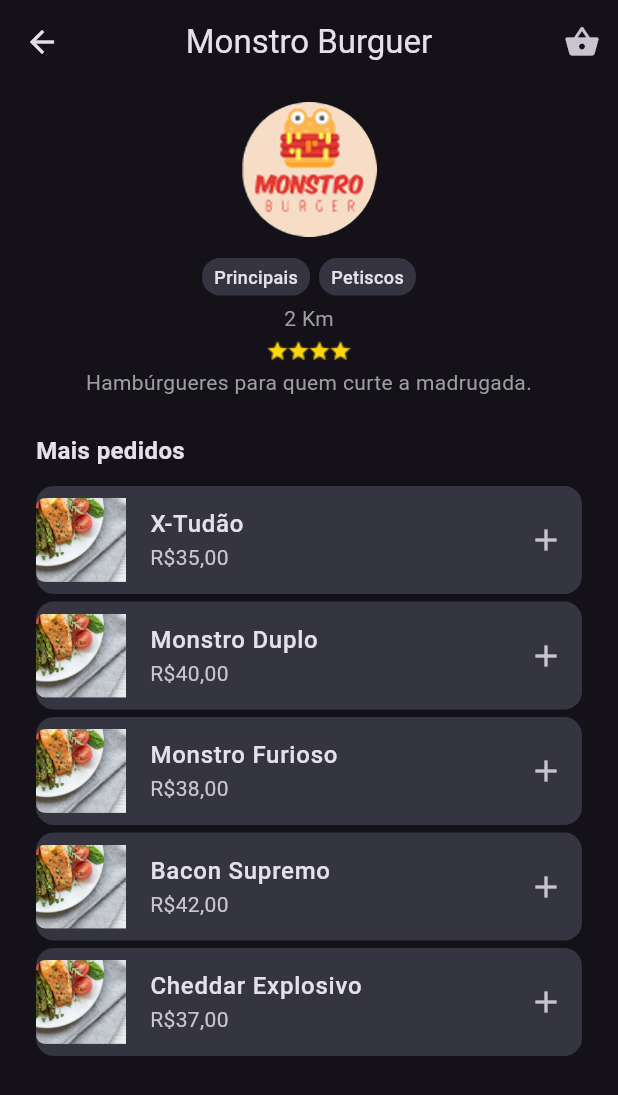
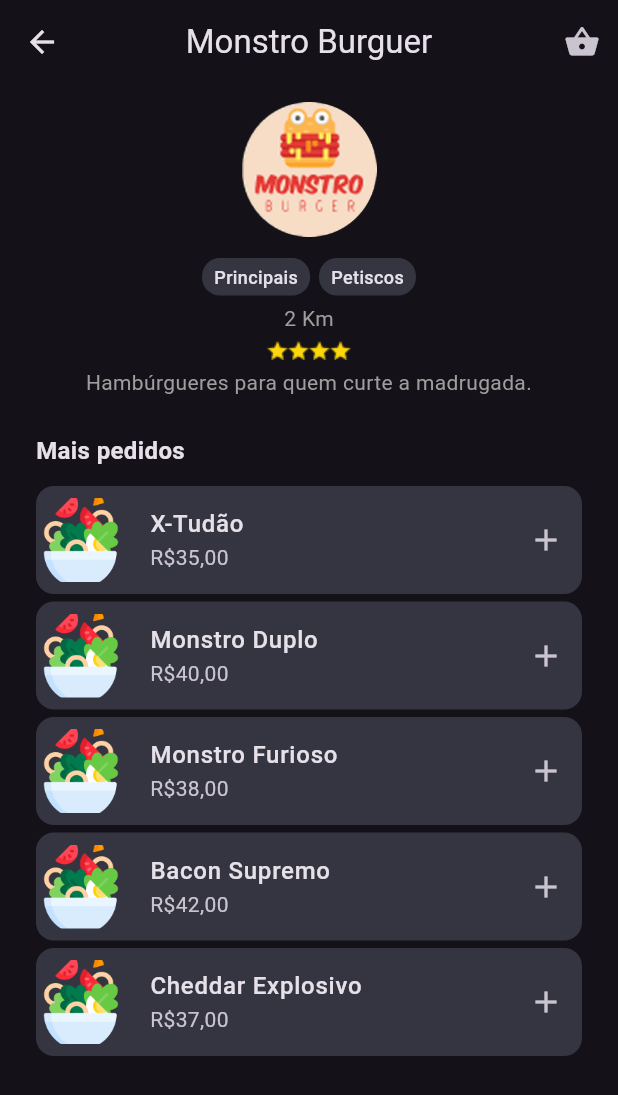
Before and after one commit to matheusjuan1/techtaste-flutter, a Flutter app: the HomeScreen screen opened directly, after a tap on "Monstro Burguer", on a phone screen of 412 x 824 dp. Shown: the top 1095 px of the screen. Run offline on Flutter 3.47's test engine with Material 3 defaults, Android fonts, the phone set to English and light mode, and no system bars; drawn by our look-alikes of badges.

Commit message:
feat: add default image to dishes

```diff
--- a/lib/ui/home/widgets/restaurant_widget.dart
+++ b/lib/ui/home/widgets/restaurant_widget.dart
@@ -31,7 +31,7 @@
                   return Image.asset('assets/others/star.png');
                 }),
               ),
-              Text("${restaurant.distance}km"),
+              Text("${restaurant.distance} Km"),
             ],
           ),
         ],
```
Also changed, not shown: assets/dishes/default.png.
